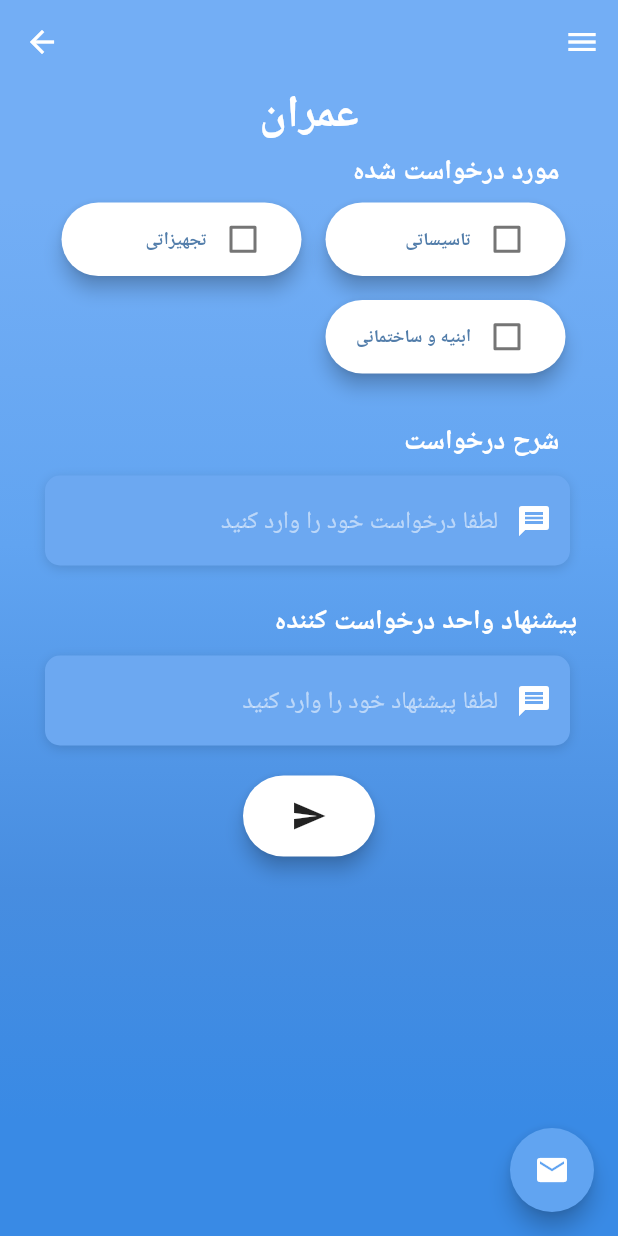
After one commit to ELDERGARLIC/POS, a Flutter app: the Profile screen opened by its route, on a phone screen of 412 x 824 dp. The commit adds this screen. Run offline on Flutter 3.47's test engine with Material 2 defaults, Android fonts, the light colour scheme and no system bars; our stand-ins replace flutter_spinkit, shared_preferences; accounts and stored records are empty.

Commit message:
Flutter II

```diff
--- a/lib/main.dart
+++ b/lib/main.dart
@@ -28,6 +28,7 @@ import 'screens/home_page/anbarosilo/anbarha/anbare4.dart';
 import 'screens/home_page/anbarosilo/siloha/mohtaviyatesilo.dart';
 
 import 'screens/home_page/omran.dart';
+import 'screens/home_page/profile.dart';
 
 import 'screens/liste_darkhast/liste_darkhast_page.dart';
 
@@ -66,6 +67,7 @@ class MyApp extends StatelessWidget {
         '/mohtaviyatesiloha': (context) => MohtaviyateSiloha(),
         '/omran': (context) => Omran(),
         '/listeDarkhast': (context) => ListeDarkhastPage(),
+        '/profile': (context) => Profile(),
         '/test': (context) => TestAPI(),
       },
     );
--- a/lib/screens/home_page.dart
+++ b/lib/screens/home_page.dart
@@ -177,6 +177,7 @@ class HomeButton extends StatelessWidget {
         padding: EdgeInsets.symmetric(vertical: 5.0),
         width: 110.0,
         height: 135.0,
+        // ignore: deprecated_member_use
         child: RaisedButton(
           elevation: 5.0,
           onPressed: () async {
@@ -191,7 +192,7 @@ class HomeButton extends StatelessWidget {
           },
           padding: EdgeInsets.all(15.0),
           shape: RoundedRectangleBorder(
-            borderRadius: BorderRadius.circular(30.0),
+            borderRadius: BorderRadius.circular(5.0), //TODO: maybe change this!
           ),
           color: color,
           child: Column(
--- /dev/null
+++ b/lib/screens/home_page/profile.dart
@@ -0,0 +1,339 @@
+import 'package:flutter/material.dart';
+import 'package:flutter/services.dart';
+import 'package:corpapp/services/omran/omran_networking.dart';
+import 'package:corpapp/utilities/constants.dart';
+import 'package:corpapp/utilities/global.dart';
+
+class Profile extends StatefulWidget {
+  @override
+  _ProfileState createState() => _ProfileState();
+}
+
+class _ProfileState extends State<Profile> {
+  bool _tajihizatiCheck = false;
+  bool _abniyeCheck = false;
+  bool _tasisatiCheck = false;
+  String mored = "";
+  TextEditingController darkhastController = new TextEditingController();
+  TextEditingController pishnehadController = new TextEditingController();
+
+  @override
+  Widget build(BuildContext context) {
+    return Scaffold(
+      appBar: AppBar(
+        elevation: 0,
+        backgroundColor: Color(0xFF73AEF5),
+      ),
+      endDrawer: returnDrawer(context),
+      floatingActionButton: returnFloatingActionButton(context),
+      body: AnnotatedRegion<SystemUiOverlayStyle>(
+        value: SystemUiOverlayStyle.light,
+        child: GestureDetector(
+          onTap: () => FocusScope.of(context).unfocus(),
+          child: Stack(
+            children: <Widget>[
+              Container(
+                height: double.infinity,
+                width: double.infinity,
+                decoration: BoxDecoration(
+                  gradient: LinearGradient(
+                    begin: Alignment.topCenter,
+                    end: Alignment.bottomCenter,
+                    colors: [
+                      Color(0xFF73AEF5),
+                      Color(0xFF61A4F1),
+                      Color(0xFF478DE0),
+                      Color(0xFF398AE5),
+                    ],
+                    stops: [0.1, 0.4, 0.7, 0.9],
+                  ),
+                ),
+              ),
+              Container(
+                height: double.infinity,
+                child: SingleChildScrollView(
+                  physics: AlwaysScrollableScrollPhysics(),
+                  child: Column(
+                    mainAxisAlignment: MainAxisAlignment.center,
+                    crossAxisAlignment: CrossAxisAlignment.stretch,
+                    children: <Widget>[
+                      Center(
+                        child: Text(
+                          'عمران',
+                          style: TextStyle(
+                            color: Colors.white,
+                            fontFamily: 'OpenSans',
+                            fontSize: 30.0,
+                            fontWeight: FontWeight.bold,
+                          ),
+                        ),
+                      ),
+                      Center(
+                        child: Padding(
+                          padding: const EdgeInsets.only(top: 5.0),
+                          child: Row(
+                            mainAxisAlignment: MainAxisAlignment.center,
+                            children: [
+                              Column(
+                                crossAxisAlignment: CrossAxisAlignment.end,
+                                children: [
+                                  Padding(
+                                    padding: const EdgeInsets.only(right: 12.0),
+                                    child: Text(
+                                      'مورد درخواست شده',
+                                      style: TextStyle(
+                                        color: Colors.white,
+                                        fontFamily: 'OpenSans',
+                                        fontSize: 18.0,
+                                        fontWeight: FontWeight.bold,
+                                      ),
+                                    ),
+                                  ),
+                                  Row(
+                                    children: [
+                                      CustomCheckBox(
+                                        color: Colors.white,
+                                        title: "تجهیزاتی",
+                                        checkbox: Checkbox(
+                                          value: _tajihizatiCheck,
+                                          onChanged: (value) {
+                                            setState(
+                                              () {
+                                                _tajihizatiCheck = value;
+                                                if (value == true) {
+                                                  _tasisatiCheck = false;
+                                                  _abniyeCheck = false;
+                                                  mored = "تجهیزاتی";
+                                                }
+                                                print(mored);
+                                              },
+                                            );
+                                          },
+                                        ),
+                                      ),
+                                      CustomCheckBox(
+                                        color: Colors.white,
+                                        title: "تاسیساتی",
+                                        checkbox: Checkbox(
+                                          value: _tasisatiCheck,
+                                          onChanged: (value) {
+                                            setState(
+                                              () {
+                                                _tasisatiCheck = value;
+                                                if (value == true) {
+                                                  _tajihizatiCheck = false;
+                                                  _abniyeCheck = false;
+                                                  mored = "تاسیساتی";
+                                                }
+                                                print(mored);
+                                              },
+                                            );
+                                          },
+                                        ),
+                                      ),
+                                    ],
+                                  ),
+                                  CustomCheckBox(
+                                    color: Colors.white,
+                                    title: "ابنیه و ساختمانی",
+                                    checkbox: Checkbox(
+                                      value: _abniyeCheck,
+                                      onChanged: (value) {
+                                        setState(
+                                          () {
+                                            _abniyeCheck = value;
+                                            if (value == true) {
+                                              _tajihizatiCheck = false;
+                                              _tasisatiCheck = false;
+                                              mored = "ابنیه و ساختمانی";
+                                            }
+                                            print(mored);
+                                          },
+                                        );
+                                      },
+                                    ),
+                                  ),
+                                  Padding(
+                                    padding: const EdgeInsets.only(
+                                        right: 12.0, top: 25, bottom: 10),
+                                    child: Text(
+                                      'شرح درخواست',
+                                      style: TextStyle(
+                                        color: Colors.white,
+                                        fontFamily: 'OpenSans',
+                                        fontSize: 18.0,
+                                        fontWeight: FontWeight.bold,
+                                      ),
+                                    ),
+                                  ),
+                                  Padding(
+                                    padding: const EdgeInsets.only(right: 5.0),
+                                    child: Container(
+                                      width: 350,
+                                      alignment: Alignment.centerLeft,
+                                      decoration: kBoxDecorationStyle,
+                                      height: 60.0,
+                                      child: TextField(
+                                        controller: darkhastController,
+                                        textAlign: TextAlign.end,
+                                        keyboardType: TextInputType.text,
+                                        style: TextStyle(
+                                          color: Colors.white,
+                                          fontFamily: 'OpenSans',
+                                        ),
+                                        decoration: InputDecoration(
+                                          border: InputBorder.none,
+                                          contentPadding:
+                                              EdgeInsets.only(top: 14.0),
+                                          suffixIcon: Icon(
+                                            Icons.message,
+                                            color: Colors.white,
+                                            textDirection: TextDirection.rtl,
+                                          ),
+                                          hintText:
+                                              'لطفا درخواست خود را وارد کنید',
+                                          hintStyle: kHintTextStyle,
+                                        ),
+                                      ),
+                                    ),
+                                  ),
+                                  Padding(
+                                    padding: const EdgeInsets.only(
+                                        right: 0.0, top: 25, bottom: 10),
+                                    child: Text(
+                                      'پیشنهاد واحد درخواست کننده',
+                                      style: TextStyle(
+                                        color: Colors.white,
+                                        fontFamily: 'OpenSans',
+                                        fontSize: 18.0,
+                                        fontWeight: FontWeight.bold,
+                                      ),
+                                    ),
+                                  ),
+                                  Padding(
+                                    padding: const EdgeInsets.only(right: 5.0),
+                                    child: Container(
+                                      width: 350,
+                                      alignment: Alignment.centerLeft,
+                                      decoration: kBoxDecorationStyle,
+                                      height: 60.0,
+                                      child: TextField(
+                                        controller: pishnehadController,
+                                        textAlign: TextAlign.end,
+                                        keyboardType: TextInputType.text,
+                                        style: TextStyle(
+                                          color: Colors.white,
+                                          fontFamily: 'OpenSans',
+                                        ),
+                                        decoration: InputDecoration(
+                                          border: InputBorder.none,
+                                          contentPadding:
+                                              EdgeInsets.only(top: 14.0),
+                                          suffixIcon: Icon(
+                                            Icons.message,
+                                            color: Colors.white,
+                                            textDirection: TextDirection.rtl,
+                                          ),
+                                          hintText:
+                                              'لطفا پیشنهاد خود را وارد کنید',
+                                          hintStyle: kHintTextStyle,
+                                        ),
+                                      ),
+                                    ),
+                                  ),
+                                  Container(
+                                    padding: EdgeInsets.symmetric(
+                                      horizontal: 135,
+                                      vertical: 20,
+                                    ),
+                                    child: RaisedButton(
+                                      elevation: 5.0,
+                                      onPressed: () async {
+                                        dynamic data = await getOmranData(
+                                          context,
+                                          mored, // bools
+                                          '${loggedUser.fName} ${loggedUser.lName}', // fName, lName
+                                          darkhastController
+                                              .text, // firstTextBox
+                                          pishnehadController
+                                              .text, // secondTextBox
+                                        );
+                                        print(data);
+                                      },
+                                      padding: EdgeInsets.all(15.0),
+                                      shape: RoundedRectangleBorder(
+                                        borderRadius:
+                                            BorderRadius.circular(30.0),
+                                      ),
+                                      color: Colors.white,
+                                      child: Icon(Icons.send),
+                                    ),
+                                  ),
+                                ],
+                              ),
+                            ],
+                          ),
+                        ),
+                      ),
+                    ],
+                  ),
+                ),
+              )
+            ],
+          ),
+        ),
+      ),
+    );
+  }
+}
+
+class CustomCheckBox extends StatelessWidget {
+  CustomCheckBox({
+    @required this.color,
+    @required this.title,
+    @required this.checkbox,
+  });
+
+  final Color color;
+  final String title;
+  final Checkbox checkbox;
+
+  @override
+  Widget build(BuildContext context) {
+    return Padding(
+      padding: const EdgeInsets.symmetric(horizontal: 8),
+      child: Container(
+        padding: EdgeInsets.symmetric(vertical: 8.0),
+        width: 160.0,
+        height: 65.0,
+        child: RaisedButton(
+          elevation: 5.0,
+          onPressed: () {},
+          padding: EdgeInsets.all(15.0),
+          shape: RoundedRectangleBorder(
+            borderRadius: BorderRadius.circular(30.0),
+          ),
+          color: color,
+          child: Row(
+            mainAxisAlignment: MainAxisAlignment.end,
+            children: [
+              Text(
+                title,
+                textAlign: TextAlign.center,
+                textDirection: TextDirection.rtl,
+                style: TextStyle(
+                  color: Color(0xFF527DAA),
+                  letterSpacing: 1.5,
+                  fontSize: 12.0,
+                  fontWeight: FontWeight.bold,
+                  fontFamily: 'OpenSans',
+                ),
+              ),
+              checkbox,
+            ],
+          ),
+        ),
+      ),
+    );
+  }
+}
--- a/lib/screens/liste_darkhast/liste_darkhast_page.dart
+++ b/lib/screens/liste_darkhast/liste_darkhast_page.dart
@@ -26,6 +26,7 @@ class _ListeDarkhastPageState extends State<ListeDarkhastPage> {
         dataMap: widget.listeDarkhast[i.toString()],
       ));
     }
+    listOfWidgets = listOfWidgets.reversed.toList();
     super.initState();
   }
 
--- a/lib/services/change_state/change_state_networking.dart
+++ b/lib/services/change_state/change_state_networking.dart
@@ -20,7 +20,7 @@ class NetworkHelper {
     var body = json.encode(data);
 
     final http.Response response = await http.post(
-      'http://zfif.ir/POS/DAO/',
+      'https://zfif.ir/POS/DAO/',
       headers: {},
       body: {
         "DAOREQ": body,
--- a/lib/services/liste_darkhast/liste_darkhast_networking.dart
+++ b/lib/services/liste_darkhast/liste_darkhast_networking.dart
@@ -17,7 +17,7 @@ class NetworkHelper {
     var body = json.encode(data);
 
     final http.Response response = await http.post(
-      'http://zfif.ir/POS/DAO/',
+      'https://zfif.ir/POS/DAO/',
       headers: {},
       body: {
         "DAOREQ": body,
--- a/lib/services/login/networking.dart
+++ b/lib/services/login/networking.dart
@@ -10,7 +10,7 @@ String generateMd5(String input) {
 class NetworkHelper {
   Future getData(String username, String password) async {
     final http.Response response = await http.post(
-      'http://zfif.ir/POS/login/',
+      'https://zfif.ir/POS/login/',
       headers: {
         'Accept': 'application/json',
       },
--- a/lib/services/logout/networking.dart
+++ b/lib/services/logout/networking.dart
@@ -6,7 +6,7 @@ import 'dart:async';
 class NetworkHelper {
   Future doExit() async {
     final http.Response response = await http.post(
-      'http://zfif.ir/POS/logout/',
+      'https://zfif.ir/POS/logout/',
       headers: {
         'Accept': 'application/json',
       },
--- a/lib/services/omran/omran_networking.dart
+++ b/lib/services/omran/omran_networking.dart
@@ -26,7 +26,7 @@ class NetworkHelper {
     var body = json.encode(data);
 
     final http.Response response = await http.post(
-      'http://zfif.ir/POS/DAO/',
+      'https://zfif.ir/POS/DAO/',
       headers: {},
       body: {
         "DAOREQ": body,
```
Also changed, not shown: 1 other file.
